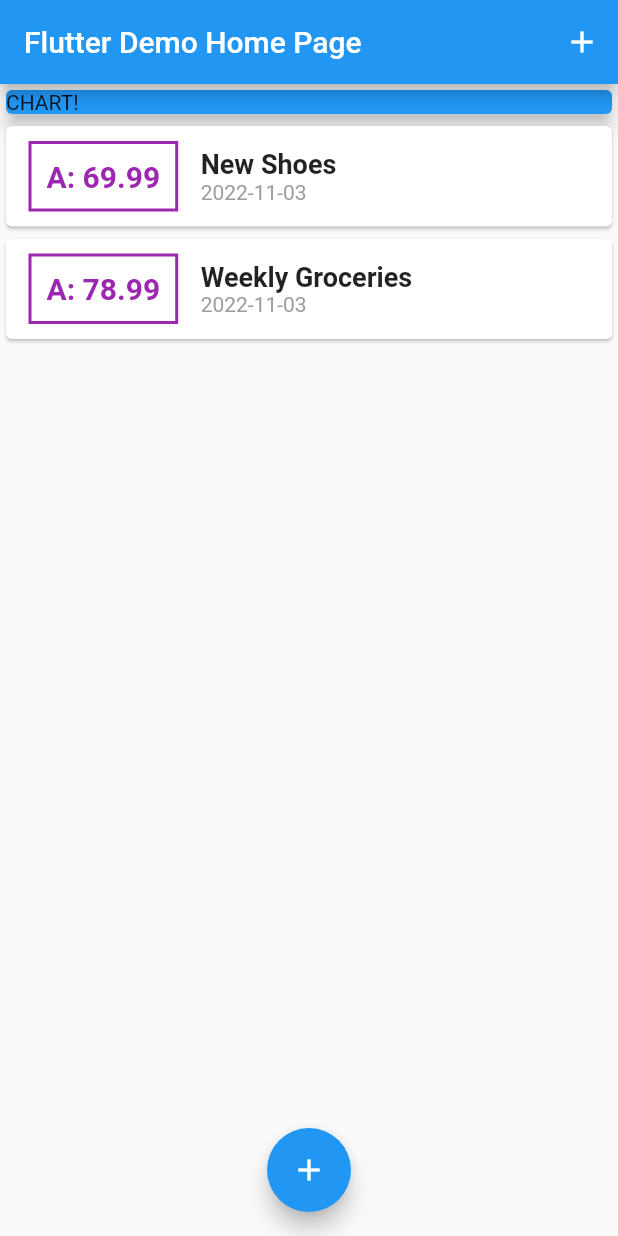
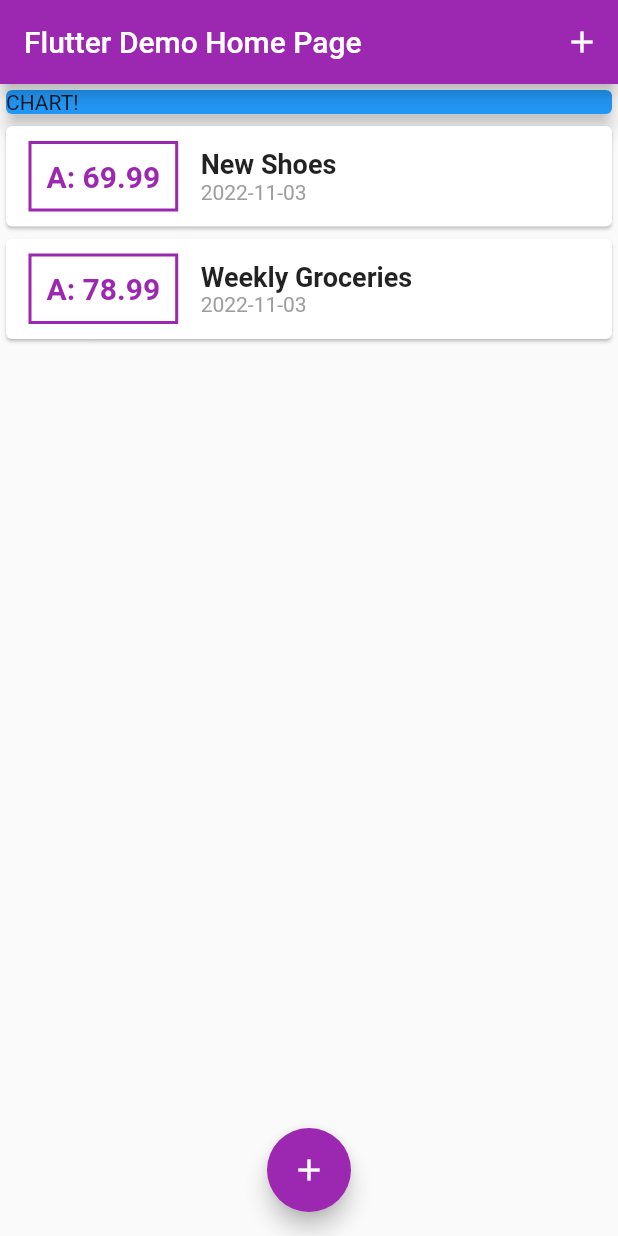
Before and after one commit to Z-kamili/Flutter_chart_app, a Flutter app: the screen it shows after launch, on a phone screen of 412 x 824 dp. Run offline on Flutter 3.47's test engine with Material 2 defaults, Android fonts, the phone set to English and light mode, and no system bars.

Commit message:
add custom color

```diff
--- a/lib/main.dart
+++ b/lib/main.dart
@@ -19,8 +19,10 @@ class MyApp extends StatelessWidget {
   @override
   Widget build(BuildContext context) {
     return MaterialApp(
-      title: 'Flutter Demo',
+      title: 'Personal Expenses',
       theme: ThemeData(
+         primarySwatch: Colors.purple, //here is where the error resides
+
         // This is the theme of your application.
         //
         // Try running your application with "flutter run". You'll see the
@@ -30,7 +32,7 @@ class MyApp extends StatelessWidget {
         // or simply save your changes to "hot reload" in a Flutter IDE).
         // Notice that the counter didn't reset back to zero; the application.
         // is not restarted.
-        primarySwatch: Colors.blue,
+
       ),
       home: const MyHomePage(title: 'Flutter Demo Home Page'),
     );
@@ -89,13 +91,16 @@ class _MyHomePageState extends State<MyHomePage> {
     setState(() {
       transaction.add(newTx);
     });
+
   }
 
 
   final titleController = TextEditingController();
   final amountController = TextEditingController();
 
+
   void _startAddNewTransaction(BuildContext ctx) {
+
     showModalBottomSheet(context: ctx,builder: (_) {
             return GestureDetector(
               onTap: () {},
@@ -104,6 +109,7 @@ class _MyHomePageState extends State<MyHomePage> {
             );
     },
   );
+
   }
 
 
@@ -143,6 +149,6 @@ class _MyHomePageState extends State<MyHomePage> {
     child: Icon(Icons.add),
     onPressed: () => _startAddNewTransaction(context),
   ),
-  );
+);
 }
 }
--- a/lib/widgets/transaction_list.dart
+++ b/lib/widgets/transaction_list.dart
@@ -12,6 +12,7 @@ class TransactionList extends StatelessWidget {
   @override
   Widget build(BuildContext context) {
 
+
             return Container(
               height: 300,
               child: ListView.builder(
@@ -25,7 +26,7 @@ class TransactionList extends StatelessWidget {
                     ),
                     decoration: BoxDecoration(
                       border:Border.all(
-                        color: Colors.purple,
+                        color: Theme.of(context).primaryColor,
                         width: 2,
                       ),
                     ),
@@ -35,7 +36,7 @@ class TransactionList extends StatelessWidget {
                       style: TextStyle(
                         fontWeight: FontWeight.bold,
                         fontSize: 20,
-                        color: Colors.purple
+                        color: Theme.of(context).primaryColor,
                         ),
                       ),
                     ),
```
